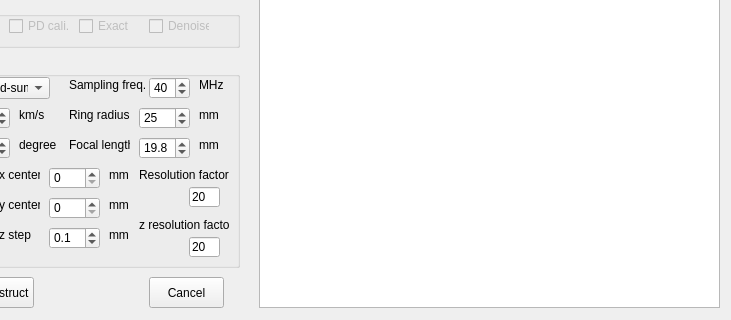
The window that configDialog.ui (lirenzhucn/PACT_code) describes before a commit, drawn with Qt 5; both pictures show x 151 to 882 and y 403 to 723 of the 882 by 723 pixel window.
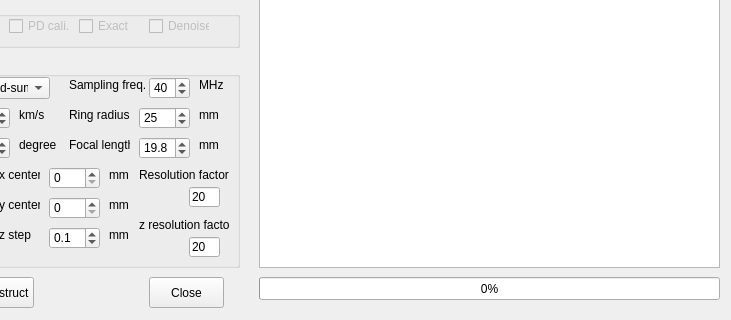
The same window after the commit.

Commit message: Implementing progress bar for reconstruction function

Patch:
```diff
--- a/configDialog.ui
+++ b/configDialog.ui
@@ -1147,7 +1147,7 @@
     </rect>
    </property>
    <property name="text">
-    <string>Cancel</string>
+    <string>Close</string>
    </property>
    <property name="default">
     <bool>false</bool>
@@ -1159,7 +1159,7 @@
      <x>410</x>
      <y>10</y>
      <width>461</width>
-     <height>701</height>
+     <height>661</height>
     </rect>
    </property>
    <property name="font">
@@ -1172,6 +1172,19 @@
     <bool>true</bool>
    </property>
   </widget>
+  <widget class="QProgressBar" name="mProgress">
+   <property name="geometry">
+    <rect>
+     <x>410</x>
+     <y>680</y>
+     <width>461</width>
+     <height>23</height>
+    </rect>
+   </property>
+   <property name="value">
+    <number>0</number>
+   </property>
+  </widget>
  </widget>
  <resources/>
  <connections/>
```
Left out of the diff: 2 changed lines with no effect on the pictures. The commit also changes 2 other files.
